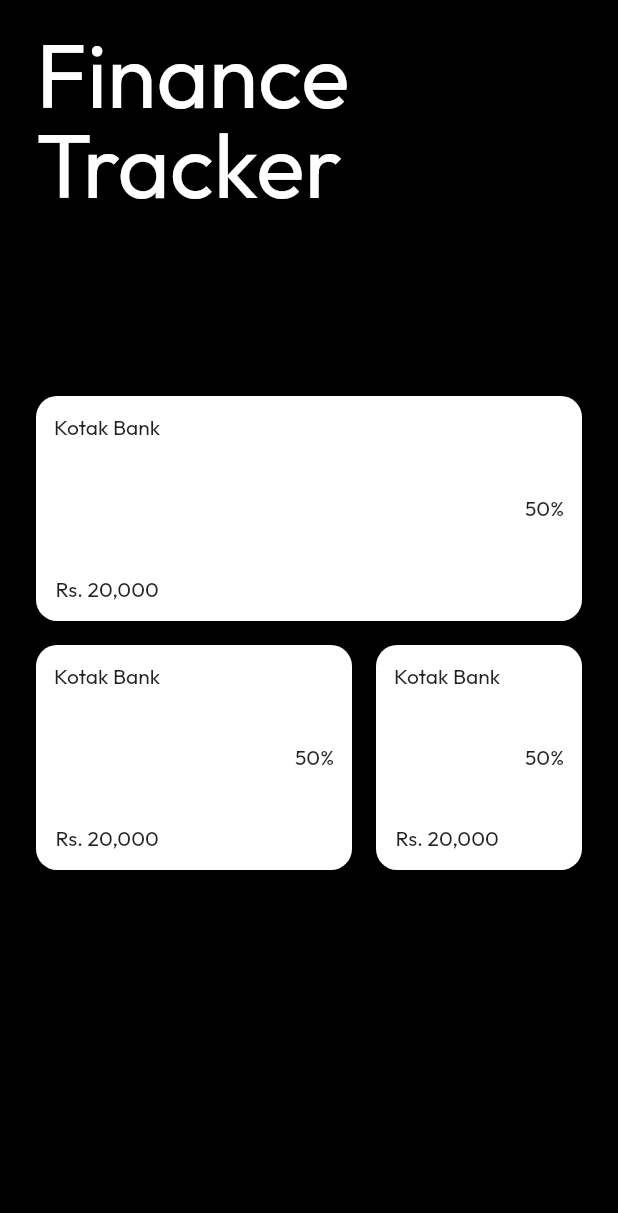
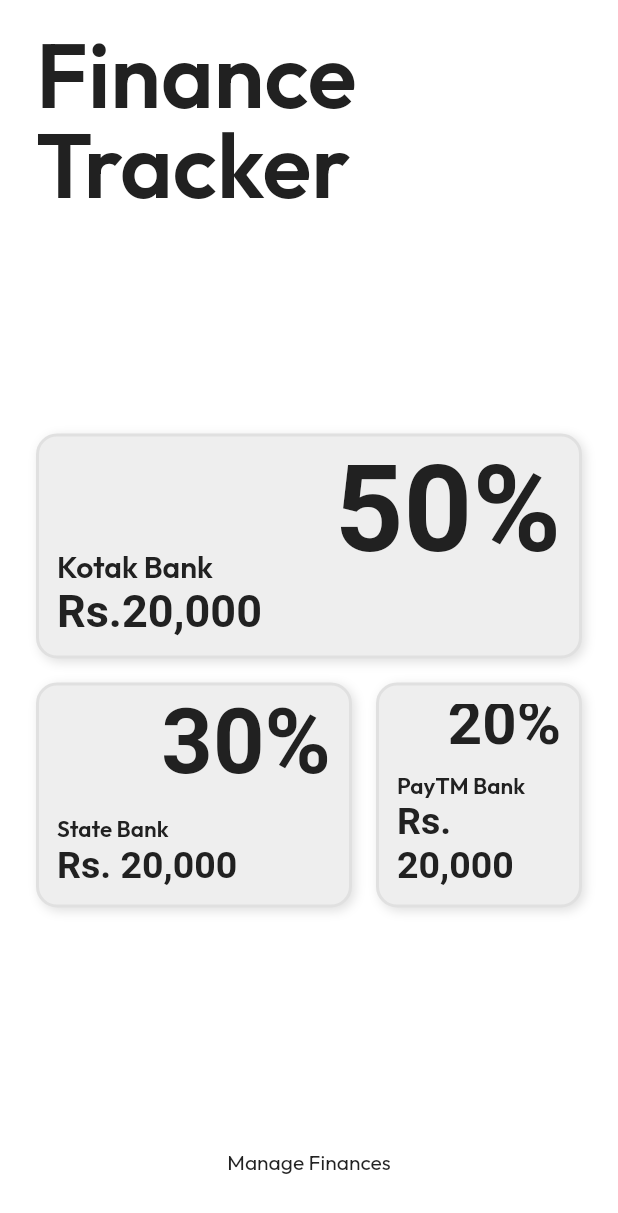
Before and after one commit to mrdm026M/finance_tracker, a Flutter app: the screen it shows after launch, on a phone screen of 412 x 824 dp. Shown: the top 1213 px of the screen. Run offline on Flutter 3.47's test engine with Material 2 defaults, Android fonts, the phone set to English and light mode, and no system bars; Roboto replaces fonts that are missing (Dosis).

Commit message:
Basic UI complete

```diff
--- /dev/null
+++ b/lib/components/homePage/bottom_text.dart
@@ -0,0 +1,9 @@
+import 'package:flutter/material.dart';
+
+Widget bottomText(double width) {
+  return SizedBox(
+    width: width,
+    height: 50.0,
+    child: const Center(child: Text("Manage Finances")),
+  );
+}
--- /dev/null
+++ b/lib/components/homePage/heading.dart
@@ -0,0 +1,17 @@
+import 'package:flutter/material.dart';
+
+Widget topHeading(double width) {
+  return SizedBox(
+    width: width,
+    child: Text(
+      "Finance \nTracker",
+      textAlign: TextAlign.left,
+      style: TextStyle(
+        color: Colors.grey.shade900,
+        fontSize: 60.0,
+        fontWeight: FontWeight.w600,
+        height: 1,
+      ),
+    ),
+  );
+}
--- a/lib/screens/home_page.dart
+++ b/lib/screens/home_page.dart
@@ -1,3 +1,6 @@
+import 'package:finance_tracker/components/homePage/bank_container.dart';
+import 'package:finance_tracker/components/homePage/bottom_text.dart';
+import 'package:finance_tracker/components/homePage/heading.dart';
 import 'package:flutter/material.dart';
 
 class HomePage extends StatelessWidget {
@@ -13,120 +16,13 @@ class HomePage extends StatelessWidget {
         padding: const EdgeInsets.all(24.0),
         width: _width,
         height: _height,
-        color: Colors.black,
+        color: Colors.white,
         child: Column(
           mainAxisAlignment: MainAxisAlignment.spaceBetween,
           children: [
-            SizedBox(
-              width: _width,
-              child: const Text(
-                "Finance \nTracker",
-                textAlign: TextAlign.left,
-                style: TextStyle(
-                  color: Colors.white,
-                  fontSize: 60.0,
-                  fontWeight: FontWeight.w400,
-                  height: 1,
-                ),
-              ),
-            ),
-            SizedBox(
-              width: _width,
-              child: Column(
-                children: [
-                  Container(
-                    padding: const EdgeInsets.all(12.0),
-                    width: _width,
-                    height: 150.0,
-                    decoration: const BoxDecoration(
-                      color: Colors.white,
-                      borderRadius: BorderRadius.all(
-                        Radius.circular(14.0),
-                      ),
-                    ),
-                    child: Row(
-                      mainAxisAlignment: MainAxisAlignment.spaceBetween,
-                      children: [
-                        Column(
-                          mainAxisAlignment: MainAxisAlignment.spaceBetween,
-                          children: const [
-                            Text("Kotak Bank"),
-                            Text("Rs. 20,000")
-                          ],
-                        ),
-                        const Text("50%"),
-                      ],
-                    ),
-                  ),
-                  const SizedBox(
-                    height: 16.0,
-                  ),
-                  Row(
-                    mainAxisAlignment: MainAxisAlignment.spaceBetween,
-                    children: [
-                      Expanded(
-                        child: Container(
-                          padding: const EdgeInsets.all(12.0),
-                          height: 150.0,
-                          decoration: const BoxDecoration(
-                            color: Colors.white,
-                            borderRadius: BorderRadius.all(
-                              Radius.circular(14.0),
-                            ),
-                          ),
-                          child: Row(
-                            mainAxisAlignment: MainAxisAlignment.spaceBetween,
-                            children: [
-                              Column(
-                                mainAxisAlignment:
-                                    MainAxisAlignment.spaceBetween,
-                                children: const [
-                                  Text("Kotak Bank"),
-                                  Text("Rs. 20,000")
-                                ],
-                              ),
-                              const Text("50%"),
-                            ],
-                          ),
-                        ),
-                      ),
-                      const SizedBox(
-                        width: 16.0,
-                      ),
-                      Container(
-                        padding: const EdgeInsets.all(12.0),
-                        width: _width / 3,
-                        height: 150.0,
-                        decoration: const BoxDecoration(
-                          color: Colors.white,
-                          borderRadius: BorderRadius.all(
-                            Radius.circular(14.0),
-                          ),
-                        ),
-                        child: Row(
-                          mainAxisAlignment: MainAxisAlignment.spaceBetween,
-                          children: [
-                            Column(
-                              mainAxisAlignment: MainAxisAlignment.spaceBetween,
-                              children: const [
-                                Text("Kotak Bank"),
-                                Text("Rs. 20,000")
-                              ],
-                            ),
-                            const Text("50%"),
-                          ],
-                        ),
-                      ),
-                    ],
-                  )
-                ],
-              ),
-            ),
-            SizedBox(
-              width: _width,
-              height: 100.0,
-              // color: Colors.green,
-            ),
+            topHeading(_width),
+            bankContainer(_width, context),
+            bottomText(_width),
           ],
         ),
       ),
```
Also changed, not shown: lib/components/homePage/bank_container.dart (added, +113 -0 lines).
